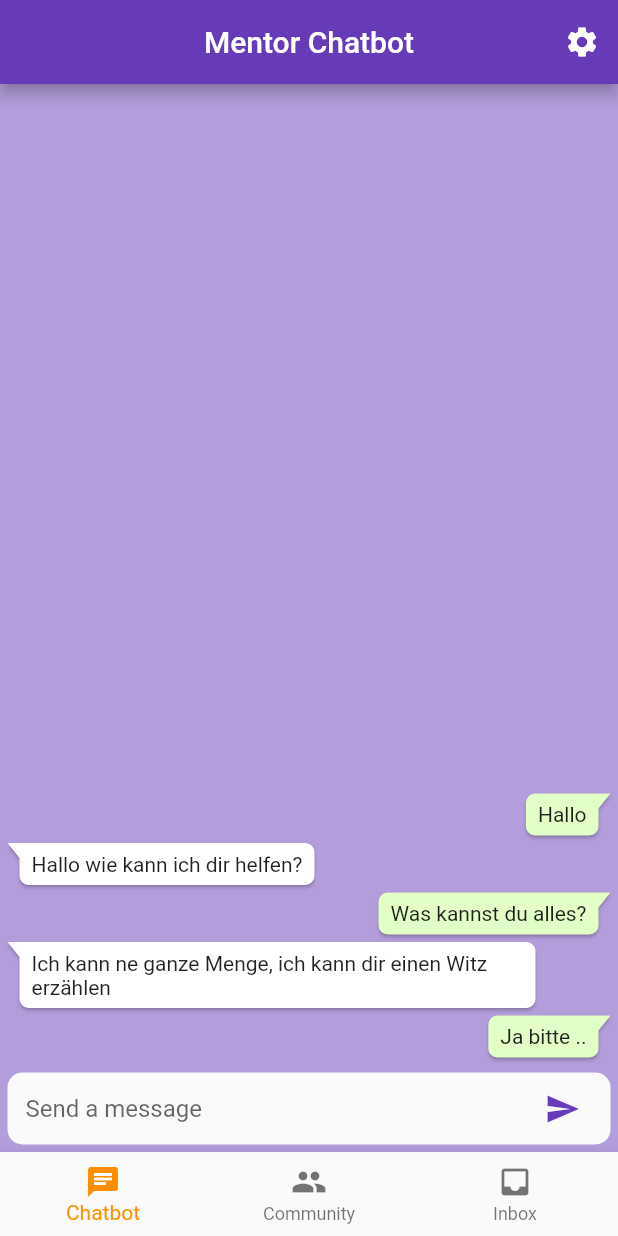
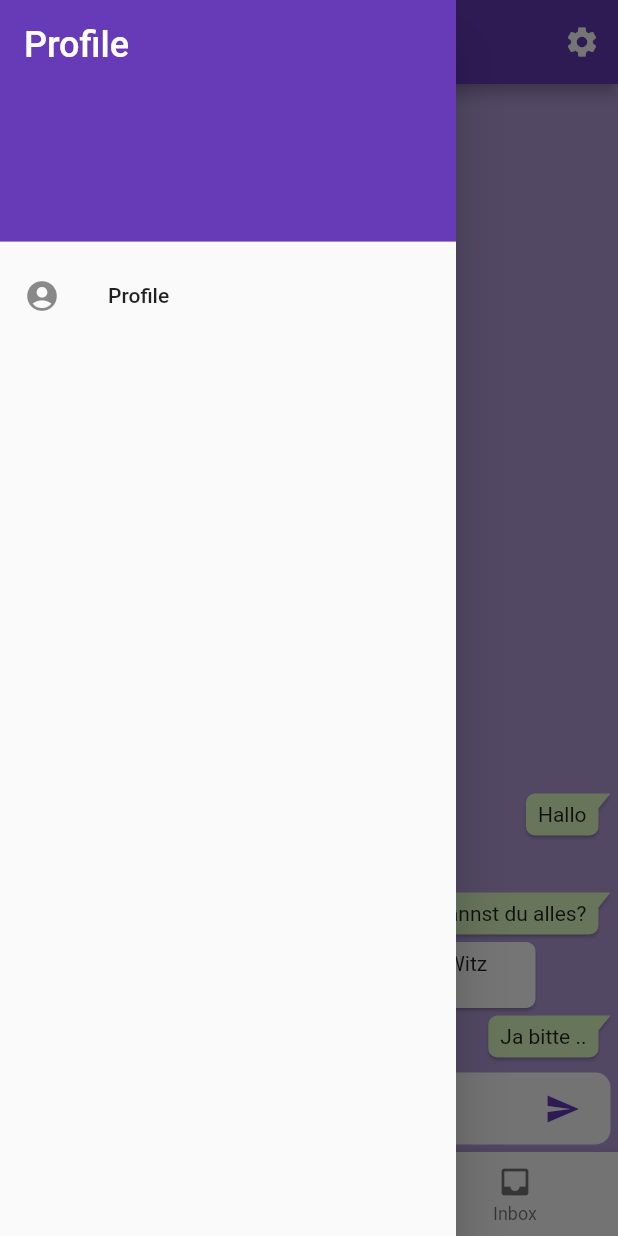
Before and after one commit to JapanNeinpan/mentor-chatbot, a Flutter app: the screen it shows after launch, with the side drawer open (before the commit the screen has no drawer), on a phone screen of 412 x 824 dp. Run offline on Flutter 3.47's test engine with Material 2 defaults, Android fonts, the phone set to English and light mode, and no system bars; drawn by our look-alikes of bubble.

Commit message:
Update main.dart

```diff
--- a/lib/main.dart
+++ b/lib/main.dart
@@ -62,12 +62,36 @@ class _MainPageState extends State<MainPage> {
       appBar: AppBar(
         title: const Text('Mentor Chatbot'),
         centerTitle: true,
+//        leading: Icon(Icons.account_circle),
         actions: <Widget>[
           new IconButton(
             icon: new Icon(Icons.settings),
             onPressed: _pushSettings,
           ),
         ],
+      ),
+      drawer: Drawer(
+        child: ListView(
+          padding: EdgeInsets.zero,
+          children: const <Widget>[
+            DrawerHeader(
+              decoration: BoxDecoration(
+                color: Colors.deepPurple,
+              ),
+              child: Text(
+                'Profile',
+                style: TextStyle(
+                  color: Colors.white,
+                  fontSize: 24,
+                ),
+              ),
+            ),
+            ListTile(
+              leading: Icon(Icons.account_circle),
+              title: Text('Profile'),
+            ),
+          ],
+        ),
       ),
       body: IndexedStack(
         children: _screenOptions,
```
